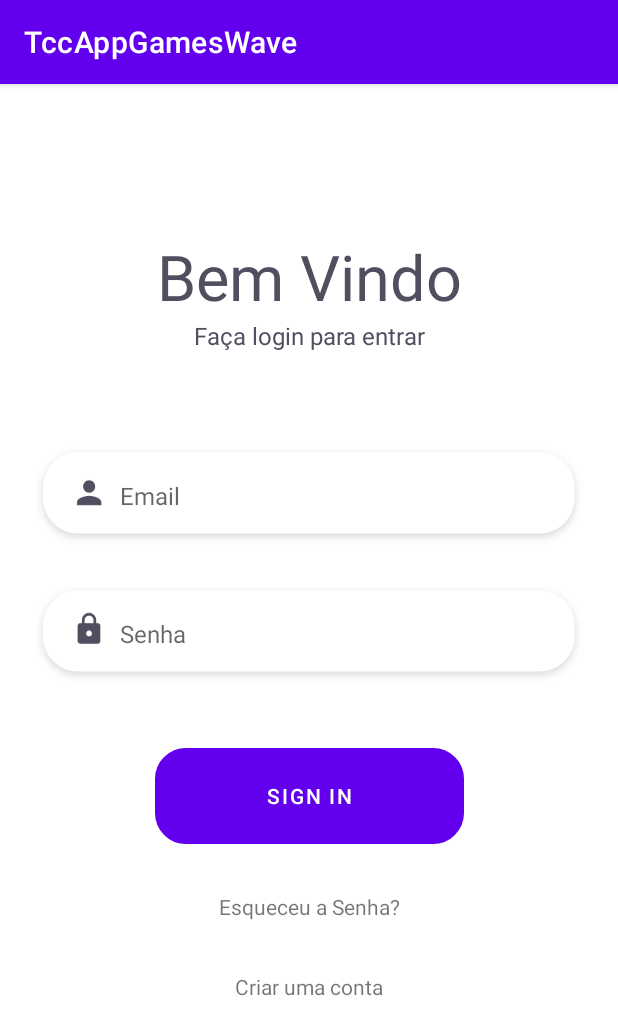
After one commit to HorizonSystem-Official/TccAppGamesWave, an Android app: the login screen opened directly, with no data from a screen before it, on a phone screen of 412 x 824 dp. The commit adds this screen. Shown: the top 1035 px of the screen. Run offline under Robolectric (Android 15) with nearby library versions, the phone set to English and light mode, and no system bars.

Commit message:
Tela de Login

```diff
--- a/app/src/main/AndroidManifest.xml
+++ b/app/src/main/AndroidManifest.xml
@@ -14,6 +14,9 @@
         android:theme="@style/Theme.TccAppGamesWave"
         tools:targetApi="31">
         <activity
+            android:name=".login"
+            android:exported="false" />
+        <activity
             android:name=".MainActivity"
             android:exported="true">
             <intent-filter>
--- /dev/null
+++ b/app/src/main/java/com/example/tccappgameswave/login.java
@@ -0,0 +1,14 @@
+package com.example.tccappgameswave;
+
+import androidx.appcompat.app.AppCompatActivity;
+
+import android.os.Bundle;
+
+public class login extends AppCompatActivity {
+
+    @Override
+    protected void onCreate(Bundle savedInstanceState) {
+        super.onCreate(savedInstanceState);
+        setContentView(R.layout.activity_login);
+    }
+}
--- /dev/null
+++ b/app/src/main/res/drawable/borda_aredondada.xml
@@ -0,0 +1,7 @@
+<?xml version="1.0" encoding="utf-8"?>
+<shape xmlns:android="http://schemas.android.com/apk/res/android"
+    android:id="@+id/alternativo"
+    android:shape="rectangle">
+    <corners android:radius="20dp"/>
+    <stroke android:width="1dp"/>
+</shape>
--- /dev/null
+++ b/app/src/main/res/layout/activity_login.xml
@@ -0,0 +1,101 @@
+<?xml version="1.0" encoding="utf-8"?>
+<androidx.constraintlayout.widget.ConstraintLayout xmlns:android="http://schemas.android.com/apk/res/android"
+    xmlns:app="http://schemas.android.com/apk/res-auto"
+    xmlns:tools="http://schemas.android.com/tools"
+    android:layout_width="match_parent"
+    android:layout_height="match_parent"
+    tools:context=".login">
+
+    <TextView
+        android:id="@+id/textView"
+        android:layout_width="wrap_content"
+        android:layout_height="wrap_content"
+        android:layout_marginStart="8dp"
+        android:layout_marginTop="100dp"
+        android:layout_marginEnd="8dp"
+        android:text="Bem Vindo"
+        android:textSize="42sp"
+        android:textColor="@color/colorText"
+        app:layout_constraintEnd_toEndOf="parent"
+        app:layout_constraintStart_toStartOf="parent"
+        app:layout_constraintTop_toTopOf="parent" />
+
+    <TextView
+        android:id="@+id/textView2"
+        android:layout_width="wrap_content"
+        android:layout_height="wrap_content"
+        android:layout_marginStart="8dp"
+        android:layout_marginEnd="8dp"
+        android:text="Faça login para entrar"
+        android:textSize="16sp"
+        android:textColor="@color/colorText"
+        app:layout_constraintEnd_toEndOf="parent"
+        app:layout_constraintStart_toStartOf="parent"
+        app:layout_constraintTop_toBottomOf="@+id/textView" />
+
+    <EditText
+        android:id="@+id/editUserLogin"
+        android:layout_width="match_parent"
+        android:layout_height="72dp"
+        android:layout_marginStart="20dp"
+        android:layout_marginEnd="20dp"
+        android:layout_marginTop="60dp"
+        android:background="@drawable/bg_txt_username"
+        android:hint="@string/TxtEmailFunc"
+        android:inputType="textEmailAddress"
+        android:paddingStart="60dp"
+        android:textColor="@color/colorText"
+        android:textSize="16sp"
+        app:layout_constraintEnd_toEndOf="parent"
+        app:layout_constraintStart_toStartOf="parent"
+        app:layout_constraintTop_toBottomOf="@+id/textView2" />
+
+    <EditText
+        android:id="@+id/EditSenhaLogin"
+        android:layout_width="match_parent"
+        android:layout_height="72dp"
+        android:layout_margin="20dp"
+        android:textSize="16sp"
+        android:paddingStart="60dp"
+        android:hint="@string/TxtSenha"
+        android:textColor="@color/colorText"
+        android:inputType="textPassword"
+        android:background="@drawable/bg_txt_password"
+        app:layout_constraintEnd_toEndOf="parent"
+        app:layout_constraintStart_toStartOf="parent"
+        app:layout_constraintTop_toBottomOf="@+id/editUserLogin" />
+
+
+    <Button
+        android:id="@+id/btnLogin"
+        android:layout_width="206dp"
+        android:layout_height="64dp"
+        android:layout_marginTop="40dp"
+        android:background="@drawable/borda_aredondada"
+        android:text="Sign in"
+        android:textColor="@color/white"
+        app:backgroundTint="@color/CorBase"
+        app:layout_constraintEnd_toEndOf="parent"
+        app:layout_constraintStart_toStartOf="parent"
+        app:layout_constraintTop_toBottomOf="@+id/EditSenhaLogin" />
+
+    <TextView
+        android:id="@+id/txtEsqueceu"
+        android:layout_width="wrap_content"
+        android:layout_height="wrap_content"
+        android:layout_marginTop="32dp"
+        android:text="@string/TxtEsquesioASenha"
+        app:layout_constraintEnd_toEndOf="parent"
+        app:layout_constraintStart_toStartOf="parent"
+        app:layout_constraintTop_toBottomOf="@+id/btnLogin" />
+
+    <TextView
+        android:id="@+id/TxtCriarConta"
+        android:layout_width="wrap_content"
+        android:layout_height="wrap_content"
+        android:layout_marginTop="34dp"
+        android:text="@string/TxtCadastro"
+        app:layout_constraintEnd_toEndOf="parent"
+        app:layout_constraintStart_toStartOf="parent"
+        app:layout_constraintTop_toBottomOf="@+id/txtEsqueceu" />
+</androidx.constraintlayout.widget.ConstraintLayout>
--- a/app/src/main/res/values/colors.xml
+++ b/app/src/main/res/values/colors.xml
@@ -7,4 +7,7 @@
     <color name="teal_700">#FF018786</color>
     <color name="black">#FF000000</color>
     <color name="white">#FFFFFFFF</color>
+
+    <color name="colorText">#504F60</color>
+    <color name="CorBase">#FF6200EE</color>
 </resources>
--- a/app/src/main/res/values/strings.xml
+++ b/app/src/main/res/values/strings.xml
@@ -1,3 +1,8 @@
 <resources>
     <string name="app_name">TccAppGamesWave</string>
+<!--    Login-->
+    <string name="TxtEmailFunc">Email</string>
+    <string name="TxtSenha">Senha</string>
+    <string name="TxtCadastro">Criar uma conta</string>
+    <string name="TxtEsquesioASenha">Esqueceu a Senha?</string>
 </resources>
--- /dev/null
+++ b/app/src/main/res/values/style.xml
@@ -0,0 +1,8 @@
+<?xml version="1.0" encoding="utf-8"?>
+<resources>
+    <style name="TxtPadraoTxt">
+        <item name="android:layout_width">wrap_content</item>
+        <item name="android:layout_height">wrap_content</item>
+        <item name="android:textColor">@color/black</item>
+    </style>
+</resources>
```
Also changed, not shown: app/src/main/res/drawable/bg_txt_password.png (added), app/src/main/res/drawable/bg_txt_username.png (added).
